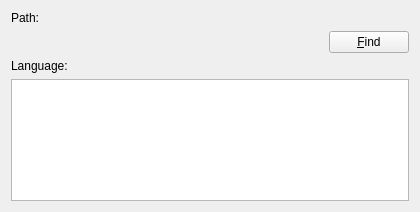
Qt form branches/branch-playground/plugins/spell/spellcfgbase.ui (BackupTheBerlios/sim-im-svn) before a commit.
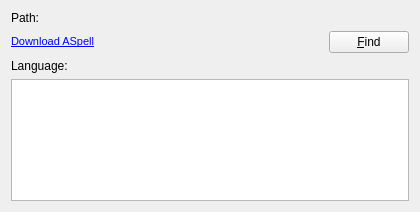
The same form after that commit. Custom widgets are drawn as their Qt base class.

Commit message: Fixed: ++Compile Win32

Diff of the .ui file:
```diff
--- a/branches/branch-playground/plugins/spell/spellcfgbase.ui
+++ b/branches/branch-playground/plugins/spell/spellcfgbase.ui
@@ -63,6 +63,13 @@
          <verstretch>0</verstretch>
         </sizepolicy>
        </property>
+       <property name="text">
+        <string>&lt;!DOCTYPE HTML PUBLIC &quot;-//W3C//DTD HTML 4.0//EN&quot; &quot;http://www.w3.org/TR/REC-html40/strict.dtd&quot;&gt;
+&lt;html&gt;&lt;head&gt;&lt;meta name=&quot;qrichtext&quot; content=&quot;1&quot; /&gt;&lt;style type=&quot;text/css&quot;&gt;
+p, li { white-space: pre-wrap; }
+&lt;/style&gt;&lt;/head&gt;&lt;body style=&quot; font-family:'MS Shell Dlg 2'; font-size:8.25pt; font-weight:400; font-style:normal;&quot;&gt;
+&lt;p style=&quot; margin-top:0px; margin-bottom:0px; margin-left:0px; margin-right:0px; -qt-block-indent:0; text-indent:0px;&quot;&gt;&lt;a href=&quot;http://aspell.net/win32/&quot;&gt;&lt;span style=&quot; text-decoration: underline; color:#0000ff;&quot;&gt;Download ASpell&lt;/span&gt;&lt;/a&gt;&lt;/p&gt;&lt;/body&gt;&lt;/html&gt;</string>
+       </property>
       </widget>
      </item>
      <item>
```
The commit also changes 1 other file.
